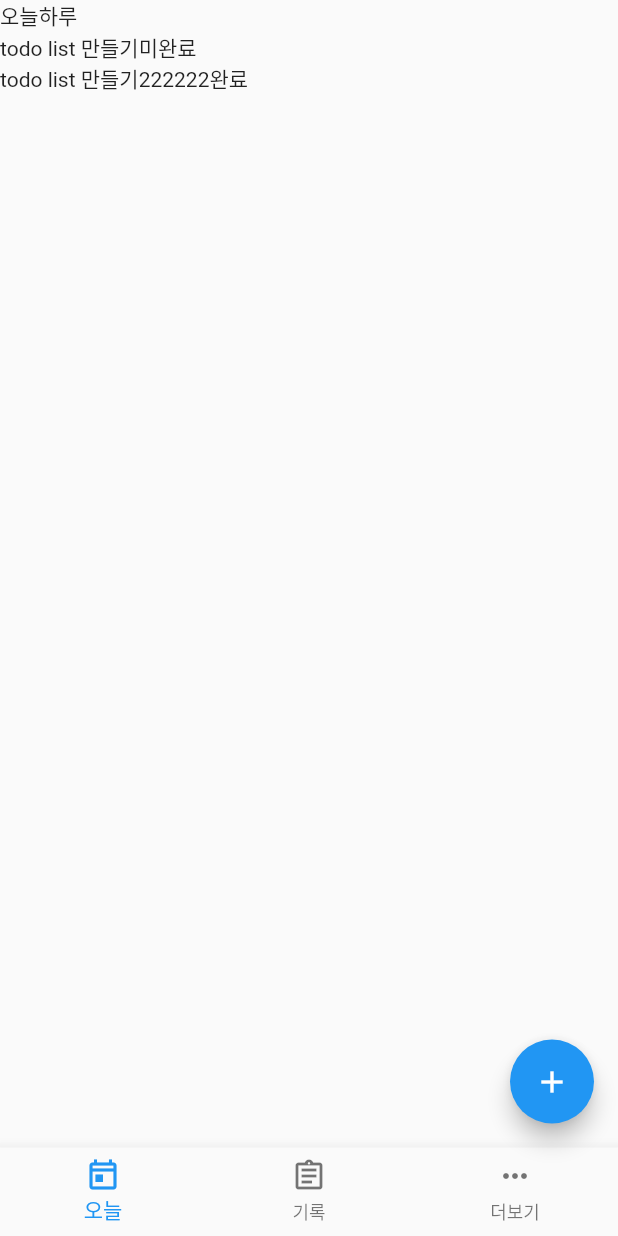
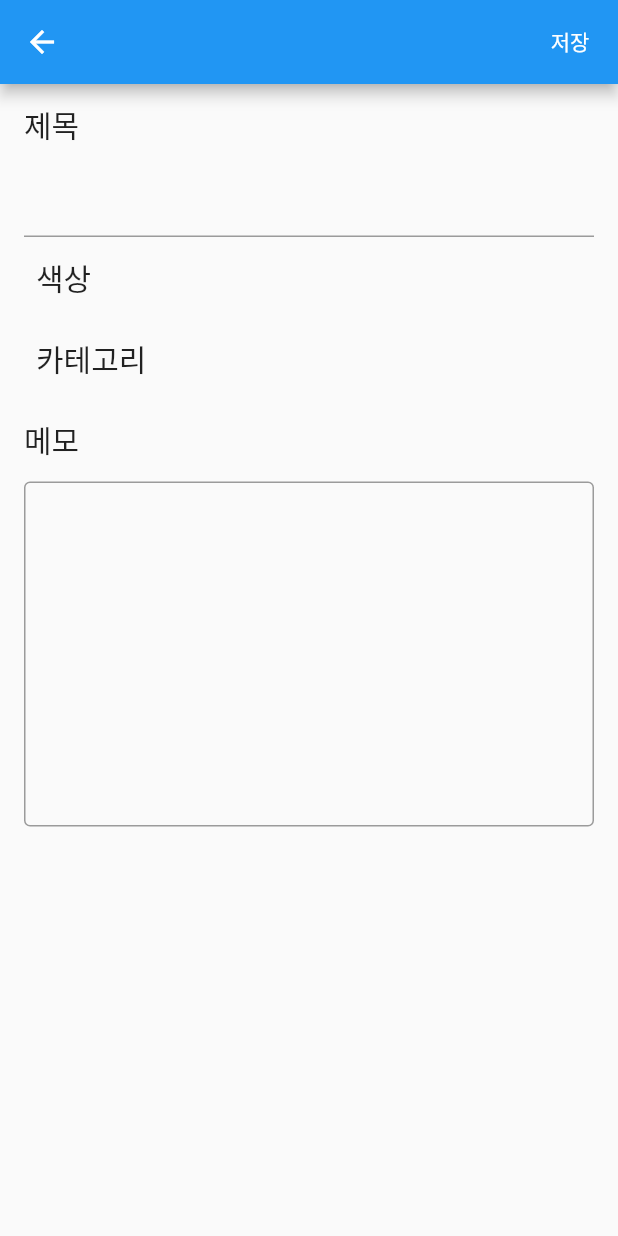
Before and after one commit to seonyeongLee/Flutter, a Flutter app: the screen it shows after launch, after a tap on the "add" icon, on a phone screen of 412 x 824 dp. Run offline on Flutter 3.47's test engine with Material 2 defaults, Android fonts, the phone set to English and light mode, and no system bars.

Commit message:
add todo write page

```diff
--- a/todo/lib/main.dart
+++ b/todo/lib/main.dart
@@ -1,6 +1,8 @@
 import 'package:flutter/material.dart';
+import 'package:todo/write.dart';
 
 import 'data/todo.dart';
+import 'data/util.dart';
 
 void main() {
   runApp(const MyApp());
@@ -87,25 +89,130 @@ class _MyHomePageState extends State<MyHomePage> {
         child: AppBar(),
         preferredSize: Size.fromHeight(0),
       ),
+      floatingActionButton: FloatingActionButton(
+        child: Icon(
+          Icons.add,
+          color: Colors.white,
+        ),
+        onPressed: () async {
+          //화면 이동
+          Todo todo = await Navigator.of(context).push(MaterialPageRoute(
+              builder: (ctx) => TodoWritePage(
+                    todo: Todo(
+                      title: "",
+                      color: 0,
+                      memo: "",
+                      done: 0,
+                      category: "",
+                      date: Utils.getFormatTime(DateTime.now())
+                    ),
+                  )));
+
+          setState(() {
+            todos.add(todo);
+          });
+        },
+      ),
       body: ListView.builder(
         itemBuilder: (ctx, idx) {
           if (idx == 0) {
             return Container(
-              child: Text("오늘하루"),
+              child: Text(
+                "오늘하루",
+                style: TextStyle(fontSize: 20, fontWeight: FontWeight.bold),
+              ),
+              margin: EdgeInsets.symmetric(vertical: 12, horizontal: 20),
             );
           } else if (idx == 1) {
+            List<Todo> undone = todos.where((t) {
+              return t.done == 0;
+            }).toList();
+
             return Column(
-              children: List.generate(todos.length, (_idx) {
-                Todo t = todos[_idx];
+              children: List.generate(undone.length, (_idx) {
+                Todo t = undone[_idx];
 
                 return Container(
+                  decoration: BoxDecoration(
+                      color: Color(t.color),
+                      borderRadius: BorderRadius.circular(16)),
+                  padding: EdgeInsets.symmetric(horizontal: 12, vertical: 12),
+                  margin: EdgeInsets.symmetric(vertical: 16, horizontal: 20),
                   child: Column(
+                    crossAxisAlignment: CrossAxisAlignment.start,
                     children: [
                       Row(
+                        mainAxisAlignment: MainAxisAlignment.spaceBetween,
                         children: [
-                          Text(t.title),
-                          Text(t.done == 0 ? "미완료" : "완료")
+                          Text(
+                            t.title,
+                            style: TextStyle(
+                                fontSize: 18,
+                                color: Colors.white,
+                                fontWeight: FontWeight.bold),
+                          ),
+                          Text(
+                            t.done == 0 ? "미완료" : "완료",
+                            style: TextStyle(fontSize: 18, color: Colors.white),
+                          )
                         ],
+                      ),
+                      Container(height: 8),
+                      Text(
+                        t.memo,
+                        style: TextStyle(fontSize: 18, color: Colors.white),
+                      )
+                    ],
+                  ),
+                );
+              }),
+            );
+          } else if (idx == 2) {
+            return Container(
+              child: Text(
+                "완료된 하루",
+                style: TextStyle(fontSize: 20, fontWeight: FontWeight.bold),
+              ),
+              margin: EdgeInsets.symmetric(vertical: 12, horizontal: 20),
+            );
+          } else if (idx == 3) {
+            List<Todo> done = todos.where((t) {
+              return t.done == 1;
+            }).toList();
+
+            return Column(
+              children: List.generate(done.length, (_idx) {
+                Todo t = done[_idx];
+
+                return Container(
+                  decoration: BoxDecoration(
+                      color: Color(t.color),
+                      borderRadius: BorderRadius.circular(16)),
+                  padding: EdgeInsets.symmetric(horizontal: 12, vertical: 12),
+                  margin: EdgeInsets.symmetric(vertical: 16, horizontal: 20),
+                  child: Column(
+                    crossAxisAlignment: CrossAxisAlignment.start,
+                    children: [
+                      Row(
+                        mainAxisAlignment: MainAxisAlignment.spaceBetween,
+                        children: [
+                          Text(
+                            t.title,
+                            style: TextStyle(
+                                fontSize: 18,
+                                color: Colors.white,
+                                fontWeight: FontWeight.bold),
+                          ),
+                          Text(
+                            t.done == 0 ? "미완료" : "완료",
+                            style: TextStyle(fontSize: 18, color: Colors.white),
+                          )
+                        ],
+                      ),
+                      Container(height: 8),
+                      Text(
+                        t.memo,
+                        style: TextStyle(fontSize: 18, color: Colors.white),
                       )
                     ],
                   ),
@@ -124,11 +231,6 @@ class _MyHomePageState extends State<MyHomePage> {
             icon: Icon(Icons.assignment_outlined), label: "기록"),
         BottomNavigationBarItem(icon: Icon(Icons.more_horiz), label: "더보기"),
       ]),
-      floatingActionButton: FloatingActionButton(
-        onPressed: _incrementCounter,
-        tooltip: 'Increment',
-        child: const Icon(Icons.add),
-      ), // This trailing comma makes auto-formatting nicer for build methods.
     );
   }
 }
--- /dev/null
+++ b/todo/lib/write.dart
@@ -0,0 +1,147 @@
+import 'package:flutter/material.dart';
+import 'data/todo.dart';
+
+class TodoWritePage extends StatefulWidget {
+  // StatefulWidget인 이유?
+
+  final Todo todo;
+
+  TodoWritePage({Key? key, required this.todo}) : super(key: key);
+
+  @override
+  State<StatefulWidget> createState() => _TodoWritePageState();
+}
+
+class _TodoWritePageState extends State<TodoWritePage> {
+  TextEditingController nameController = TextEditingController();
+  TextEditingController memoController = TextEditingController();
+  int colorIndex = 0;
+  int ctIndex = 0;
+
+  @override
+  Widget build(BuildContext context) {
+    return Scaffold(
+      appBar: AppBar(
+        actions: [
+          TextButton(
+            child: Text(
+              "저장",
+              style: TextStyle(color: Colors.white),
+            ),
+            onPressed: () {
+              //페이지 저장시 사용
+              widget.todo.title = nameController.text;
+              widget.todo.memo = memoController.text;
+
+              Navigator.of(context).pop(widget.todo);
+            },
+          ),
+        ],
+      ),
+      body: ListView.builder(
+        itemBuilder: (ctx, idx) {
+          if (idx == 0) {
+            return Container(
+              child: Text(
+                "제목",
+                style: TextStyle(fontSize: 20),
+              ),
+              margin: EdgeInsets.symmetric(vertical: 12, horizontal: 16),
+            );
+          } else if (idx == 1) {
+            return Container(
+              child: TextField(
+                controller: nameController,
+              ),
+              margin: EdgeInsets.symmetric(horizontal: 16),
+            );
+          } else if (idx == 2) {
+            return InkWell(
+              child: Container(
+                margin: EdgeInsets.symmetric(vertical: 12, horizontal: 24),
+                child: Row(
+                  mainAxisAlignment: MainAxisAlignment.spaceBetween,
+                  children: [
+                    Text(
+                      "색상",
+                      style: TextStyle(fontSize: 20),
+                    ),
+                    Container(
+                      width: 10,
+                      height: 10,
+                      color: Color(widget.todo.color),
+                    )
+                  ],
+                ),
+              ),
+              onTap: () {
+                List<Color> colors = [
+                  Color(0xFF80d3f4),
+                  Color(0xFFa794fa),
+                  Color(0xFFfb91d1),
+                  Color(0xFFfb8a94),
+                  Color(0xFFfedb9a),
+                  Color(0xFFFFFFFF),
+                ];
+
+                widget.todo.color = colors[colorIndex].value;
+                colorIndex++;
+
+                setState(() {
+                  colorIndex = colorIndex % colors.length;
+                });
+              },
+            );
+          } else if (idx == 3) {
+            return InkWell(
+                child: Container(
+                  margin: EdgeInsets.symmetric(vertical: 12, horizontal: 24),
+                  child: Row(
+                    children: [
+                      Text(
+                        "카테고리",
+                        style: TextStyle(fontSize: 20),
+                      ),
+                      Text(widget.todo.category)
+                    ],
+                  ),
+                ),
+                onTap: () {
+                  List<String> category = ["공부", "운동", "게임"];
+
+                  widget.todo.category = category[ctIndex];
+                  ctIndex++;
+
+                  setState(() {
+                    ctIndex = ctIndex % category.length;
+                  });
+                });
+          } else if (idx == 4) {
+            return Container(
+              margin: EdgeInsets.symmetric(vertical: 12, horizontal: 16),
+              child: Text(
+                "메모",
+                style: TextStyle(fontSize: 20),
+              ),
+            );
+          } else if (idx == 5) {
+            return Container(
+              margin: EdgeInsets.symmetric(vertical: 1, horizontal: 16),
+              child: TextField(
+                controller: memoController,
+                maxLines: 10,
+                minLines: 10,
+                decoration: InputDecoration(
+                    border: OutlineInputBorder(
+                        borderSide: BorderSide(color: Colors.black))),
+              ),
+            );
+          }
+
+          return Container();
+        },
+        itemCount: 6,
+      ),
+    );
+  }
+}
```
